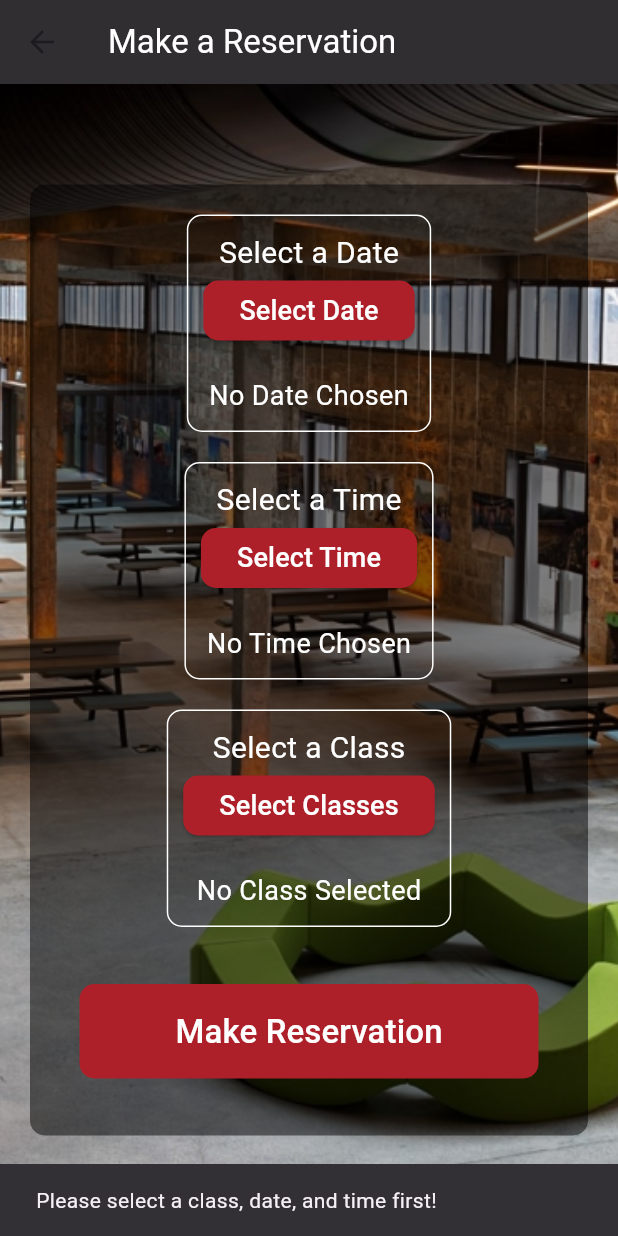
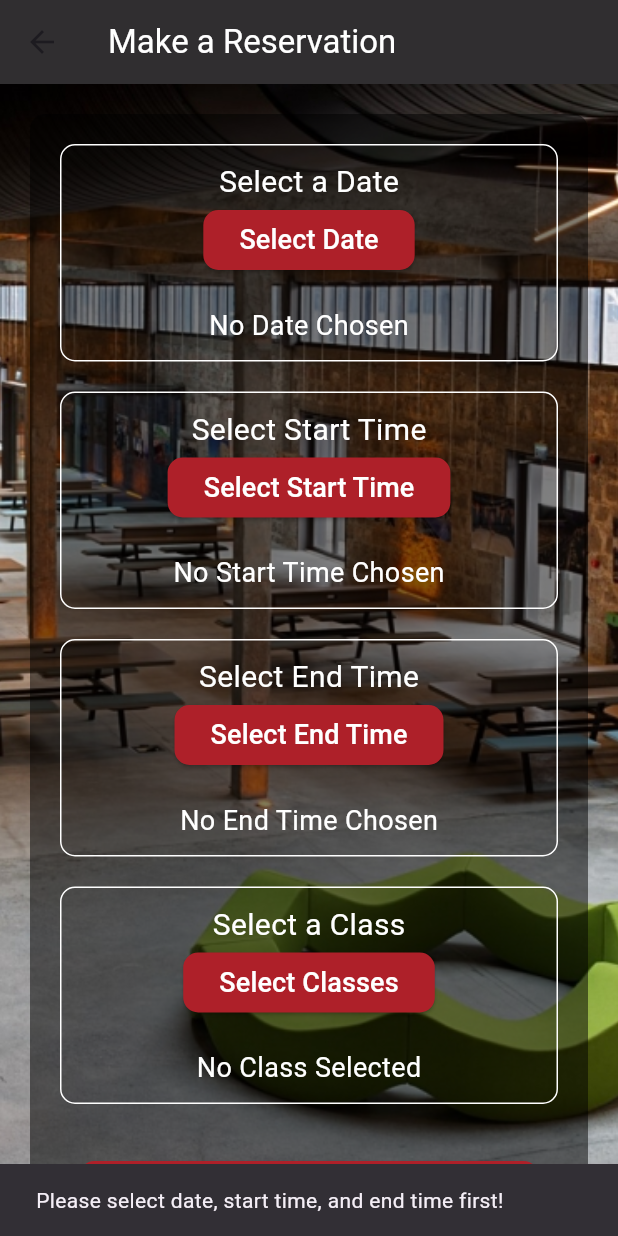
Before and after one commit to comp202-204/AguM, a Flutter app: the ReservationDetailPage screen opened directly, after a tap on "Make Reservation", on a phone screen of 412 x 824 dp. Run offline on Flutter 3.47's test engine with Material 3 defaults, Android fonts, the light colour scheme and no system bars; our stand-ins replace datetime_picker_formfield, fluttertoast, photo_view.

Commit message:
reservation

```diff
--- a/lib/pages/DetailPages/ReservationDetailPage.dart
+++ b/lib/pages/DetailPages/ReservationDetailPage.dart
@@ -9,15 +9,16 @@ class ReservationDetailPage extends StatefulWidget {
 
 class _ReservationDetailPageState extends State<ReservationDetailPage> {
   DateTime? selectedDate;
-  TimeOfDay? selectedTime;
+  TimeOfDay? startTime;
+  TimeOfDay? endTime;
   List<String> availableClasses = [];
-  bool isLoading = false; // To indicate loading status
-  String? selectedClassName;  // For storing the selected class name
+  bool isLoading = false;
+  String? selectedClassName;
 
   Future<void> _fetchAvailableClasses() async {
-    if (selectedDate == null || selectedTime == null) {
+    if (selectedDate == null || startTime == null || endTime == null) {
       ScaffoldMessenger.of(context).showSnackBar(
-        SnackBar(content: Text('Please select both date and time first!')),
+        SnackBar(content: Text('Please select date, start time, and end time first!')),
       );
       return;
     }
@@ -27,25 +28,29 @@ class _ReservationDetailPageState extends State<ReservationDetailPage> {
     });
 
     final String formattedDate = "${selectedDate!.year}-${selectedDate!.month}-${selectedDate!.day}";
-    final String formattedTime = "${selectedTime!.hour}:${selectedTime!.minute}";
+    final String formattedStartTime = "${startTime!.hour}:${startTime!.minute}";
+    final String formattedEndTime = "${endTime!.hour}:${endTime!.minute}";
 
     try {
       var response = await http.get(
-        Uri.parse('http://10.32.1.15/localconnect/getAvailableClasses.php?date=$formattedDate&time=$formattedTime'),
+        Uri.parse('http://10.32.1.15/localconnect/getAvailableClasses.php?date=$formattedDate&start_time=$formattedStartTime&end_time=$formattedEndTime'),
       );
 
       if (response.statusCode == 200) {
         List<dynamic> data = json.decode(response.body);
         availableClasses = List<String>.from(data.map((item) => item.toString()));
-        final selectedClass = await Navigator.push(
+        if (availableClasses.isEmpty) {
+          throw Exception('No available classes');
+        }
+        final selectedClasses = await Navigator.push(
           context,
           MaterialPageRoute(
             builder: (context) => AvailableClassesPage(availableClasses: availableClasses),
           ),
         );
-        if (selectedClass != null) {
+        if (selectedClasses != null && selectedClasses.isNotEmpty) {
           setState(() {
-            selectedClassName = selectedClass;  // Store the selected class
+            selectedClassName = selectedClasses.join(', ');
           });
         }
       } else {
@@ -53,7 +58,7 @@ class _ReservationDetailPageState extends State<ReservationDetailPage> {
       }
     } catch (e) {
       ScaffoldMessenger.of(context).showSnackBar(
-        SnackBar(content: Text('No Available Classes')),
+        SnackBar(content: Text('$e')),
       );
     } finally {
       setState(() {
@@ -62,10 +67,11 @@ class _ReservationDetailPageState extends State<ReservationDetailPage> {
     }
   }
 
-  Future<void> _selectTime(BuildContext context) async {
+
+  Future<void> _selectTime(BuildContext context, bool isStartTime) async {
     final TimeOfDay? picked = await showTimePicker(
       context: context,
-      initialTime: selectedTime ?? TimeOfDay.now(),
+      initialTime: isStartTime ? (startTime ?? TimeOfDay.now()) : (endTime ?? TimeOfDay.now()),
       builder: (BuildContext context, Widget? child) {
         return MediaQuery(
           data: MediaQuery.of(context).copyWith(alwaysUse24HourFormat: true),
@@ -73,11 +79,14 @@ class _ReservationDetailPageState extends State<ReservationDetailPage> {
         );
       },
     );
-    if (picked != null && picked != selectedTime) {
-      // Check if the selected time is a full hour (minute is 0)
+    if (picked != null) {
       if (picked.minute == 0) {
         setState(() {
-          selectedTime = picked;
+          if (isStartTime) {
+            startTime = picked;
+          } else {
+            endTime = picked;
+          }
         });
       } else {
         ScaffoldMessenger.of(context).showSnackBar(
@@ -102,35 +111,54 @@ class _ReservationDetailPageState extends State<ReservationDetailPage> {
   }
 
   Future<void> _makeReservation() async {
-    if (selectedClassName != null && selectedDate != null && selectedTime != null) {
+    if (selectedDate != null &&
+        startTime != null &&
+        endTime != null) {
       try {
-        final formattedDate = "${selectedDate!.year}-${selectedDate!.month}-${selectedDate!.day}";
-        final formattedTime = "${selectedTime!.hour}:${selectedTime!.minute}";
+        final formattedDate =
+            "${selectedDate!.year}-${selectedDate!.month.toString().padLeft(2, '0')}-${selectedDate!.day.toString().padLeft(2, '0')}";
+        final formattedStartTime =
+            "${startTime!.hour.toString().padLeft(2, '0')}:${startTime!.minute.toString().padLeft(2, '0')}:00";
+        final formattedEndTime =
+            "${endTime!.hour.toString().padLeft(2, '0')}:${endTime!.minute.toString().padLeft(2, '0')}:00";
+
+        print('Formatted Date: $formattedDate');
+        print('Formatted Start Time: $formattedStartTime');
+        print('Formatted End Time: $formattedEndTime');
 
         var response = await http.put(
           Uri.parse('http://10.32.1.15/localconnect/updateClassStatus.php'),
           headers: {"Content-Type": "application/json"},
-          body: jsonEncode({'class_name': selectedClassName, 'class_status': 'NotAvailable', 'date': formattedDate, 'time': formattedTime}),
+          body: jsonEncode({
+            'date': formattedDate,
+            'start_time': formattedStartTime,
+            'end_time': formattedEndTime
+          }),
         );
 
+        print('Response status code: ${response.statusCode}');
+        print('Response body: ${response.body}');
+
         if (response.statusCode == 200) {
-          setState(() {
-            selectedClassName = selectedClassName!.replaceFirst('Available', 'NotAvailable');
-          });
+          // Başarılı yanıt durumunda
+          setState(() {});
           ScaffoldMessenger.of(context).showSnackBar(
-            SnackBar(content: Text('Reservation made for class: $selectedClassName')),
+            SnackBar(content: Text('Class status updated successfully')),
           );
         } else {
+          // Hatalı yanıt durumunda
           throw Exception('Failed to update class status');
         }
       } catch (e) {
+        // Hata durumunda
         ScaffoldMessenger.of(context).showSnackBar(
           SnackBar(content: Text('Error: $e')),
         );
       }
     } else {
+      // Eksik bilgi durumunda
       ScaffoldMessenger.of(context).showSnackBar(
-        SnackBar(content: Text('Please select a class, date, and time first!')),
+        SnackBar(content: Text('Please select date, start time, and end time first!')),
       );
     }
   }
@@ -161,10 +189,7 @@ class _ReservationDetailPageState extends State<ReservationDetailPage> {
                 borderRadius: BorderRadius.circular(10.0),
               ),
               padding: EdgeInsets.all(20.0),
-              child: SingleChildScrollView(
-                child: Column(
-                  mainAxisAlignment: MainAxisAlignment.center,
-                  mainAxisSize: MainAxisSize.min,
+              child: ListView(
                 children: <Widget>[
                   // Date selection widget
                   Container(
@@ -198,7 +223,7 @@ class _ReservationDetailPageState extends State<ReservationDetailPage> {
                       ],
                     ),
                   ),
-                    // Time selection widget
+                  // Start time selection widget
                   Container(
                     margin: EdgeInsets.only(bottom: 20.0),
                     padding: EdgeInsets.all(10.0),
@@ -209,12 +234,12 @@ class _ReservationDetailPageState extends State<ReservationDetailPage> {
                     child: Column(
                       children: [
                         Text(
-                            'Select a Time',
+                          'Select Start Time',
                           style: TextStyle(fontSize: 20.0, color: Colors.white),
                         ),
                         ElevatedButton(
-                            onPressed: () => _selectTime(context),
-                            child: Text('Select Time', style: TextStyle(fontSize: 18.0, color: Colors.white)),
+                          onPressed: () => _selectTime(context, true),
+                          child: Text('Select Start Time', style: TextStyle(fontSize: 18.0, color: Colors.white)),
                           style: ElevatedButton.styleFrom(
                             backgroundColor: Color.fromRGBO(174, 32, 41, 1),
                             shape: RoundedRectangleBorder(
@@ -224,7 +249,39 @@ class _ReservationDetailPageState extends State<ReservationDetailPage> {
                         ),
                         SizedBox(height: 20.0),
                         Text(
-                            selectedTime == null ? 'No Time Chosen' : 'Selected Time: ${selectedTime!.format(context)}',
+                          startTime == null ? 'No Start Time Chosen' : 'Selected Start Time: ${startTime!.format(context)}',
+                          style: TextStyle(fontSize: 18.0, color: Colors.white),
+                        ),
+                      ],
+                    ),
+                  ),
+                  // End time selection widget
+                  Container(
+                    margin: EdgeInsets.only(bottom: 20.0),
+                    padding: EdgeInsets.all(10.0),
+                    decoration: BoxDecoration(
+                      border: Border.all(color: Colors.white),
+                      borderRadius: BorderRadius.circular(10.0),
+                    ),
+                    child: Column(
+                      children: [
+                        Text(
+                          'Select End Time',
+                          style: TextStyle(fontSize: 20.0, color: Colors.white),
+                        ),
+                        ElevatedButton(
+                          onPressed: () => _selectTime(context, false),
+                          child: Text('Select End Time', style: TextStyle(fontSize: 18.0, color: Colors.white)),
+                          style: ElevatedButton.styleFrom(
+                            backgroundColor: Color.fromRGBO(174, 32, 41, 1),
+                            shape: RoundedRectangleBorder(
+                              borderRadius: BorderRadius.circular(10.0),
+                            ),
+                          ),
+                        ),
+                        SizedBox(height: 20.0),
+                        Text(
+                          endTime == null ? 'No End Time Chosen' : 'Selected End Time: ${endTime!.format(context)}',
                           style: TextStyle(fontSize: 18.0, color: Colors.white),
                         ),
                       ],
@@ -295,15 +352,21 @@ class _ReservationDetailPageState extends State<ReservationDetailPage> {
           ),
         ),
       ),
-      ),
     );
   }
 }
 
-class AvailableClassesPage extends StatelessWidget {
+class AvailableClassesPage extends StatefulWidget {
   final List<String> availableClasses;
 
   AvailableClassesPage({Key? key, required this.availableClasses}) : super(key: key);
+
+  @override
+  _AvailableClassesPageState createState() => _AvailableClassesPageState();
+}
+
+class _AvailableClassesPageState extends State<AvailableClassesPage> {
+  List<String> selectedClasses = [];
 
   @override
   Widget build(BuildContext context) {
@@ -312,20 +375,57 @@ class AvailableClassesPage extends StatelessWidget {
         title: Text('Available Classes'),
         backgroundColor: Colors.deepPurple,
       ),
-      body: ListView.builder(
-        itemCount: availableClasses.length,
+      body: Column(
+        children: [
+          Expanded(
+            child: ListView.builder(
+              itemCount: widget.availableClasses.length,
               itemBuilder: (context, index) {
-          return Card(
-            child: ListTile(
-              title: Text(availableClasses[index]),
-              onTap: () {
-                // When tapped, pop back with the selected class
-                Navigator.pop(context, availableClasses[index]);
+                final className = widget.availableClasses[index];
+                return ListTile(
+                  title: Text(className),
+                  trailing: Checkbox(
+                    value: selectedClasses.contains(className),
+                    onChanged: (bool? value) {
+                      setState(() {
+                        if (value == true) {
+                          selectedClasses.add(className);
+                        } else {
+                          selectedClasses.remove(className);
+                        }
+                      });
                     },
                   ),
                 );
               },
             ),
+          ),
+          Container(
+            padding: EdgeInsets.all(16),
+            color: Colors.grey[200],
+            child: Row(
+              mainAxisAlignment: MainAxisAlignment.spaceBetween,
+              children: [
+                Text(
+                  'Selected Classes: ${selectedClasses.length}',
+                  style: TextStyle(fontSize: 16),
+                ),
+                ElevatedButton(
+                  onPressed: selectedClasses.isEmpty
+                      ? null
+                      : () {
+                    Navigator.pop(context, selectedClasses);
+                  },
+                  child: Text('Confirm Selection'),
+                  style: ElevatedButton.styleFrom(
+                    backgroundColor: Colors.deepPurple.shade100,
+                  ),
+                ),
+              ],
+            ),
+          ),
+        ],
+      ),
     );
   }
 }
```
Also changed, not shown: 3 other files. Lines whose indentation alone changed are shown as unchanged.
